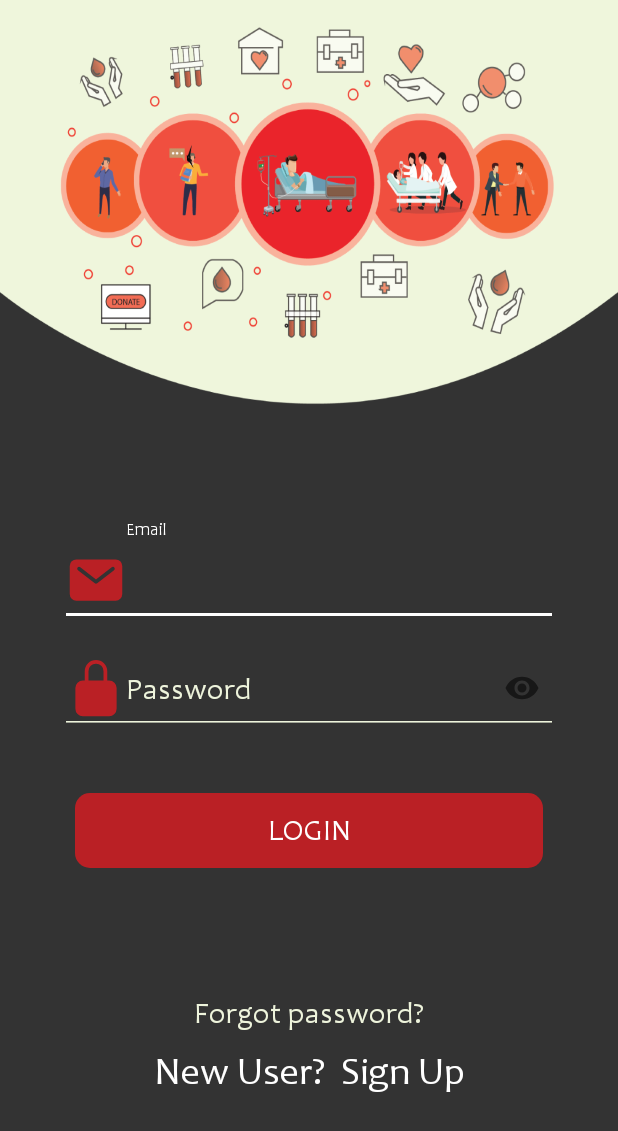
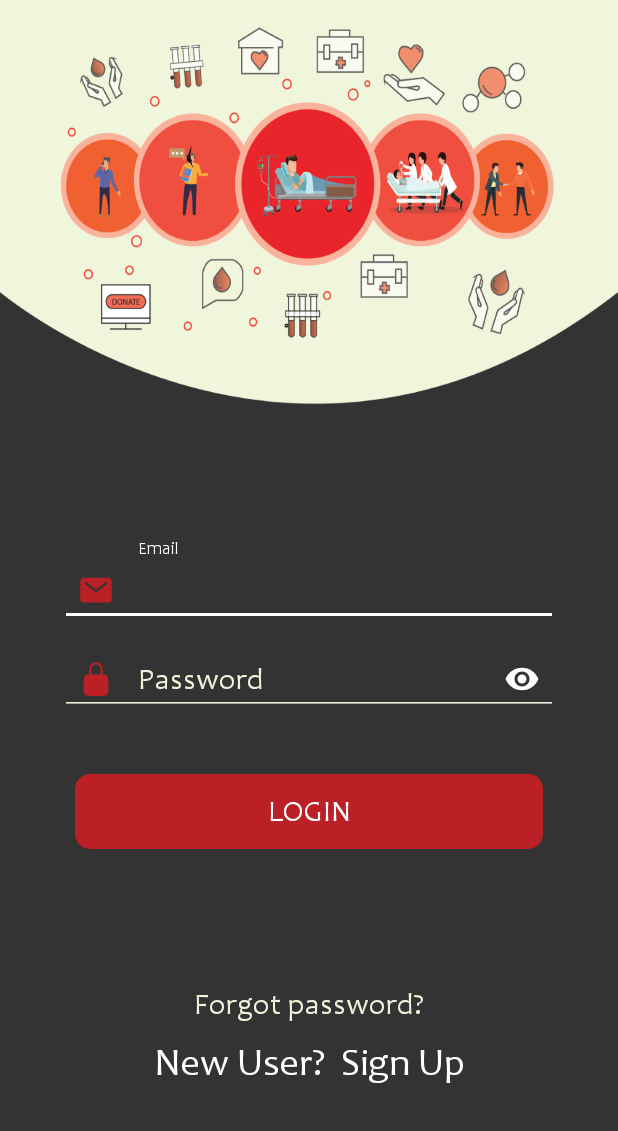
Before and after one commit to RzRiz/KinBloodDemo, an Android app: the screen it shows after launch (Login), on a phone screen of 412 x 824 dp. Shown: the top 1131 px of the screen. Run offline under Robolectric (Android 15) with nearby library versions, the phone set to English and light mode, and no system bars; our stand-ins replace Firebase (no records; nobody signed in at launch, a user with empty details on screens opened directly), Picasso; pictures from the network do not load.

Commit message:
4th commit

```diff
--- a/app/src/main/res/drawable/ic_mail.xml
+++ b/app/src/main/res/drawable/ic_mail.xml
@@ -1,7 +1,7 @@
 <vector
     xmlns:android="http://schemas.android.com/apk/res/android"
-    android:width="40dp"
-    android:height="40dp"
+    android:width="24dp"
+    android:height="24dp"
     android:viewportWidth="512"
     android:viewportHeight="512">
   <path
--- a/app/src/main/res/drawable/ic_password.xml
+++ b/app/src/main/res/drawable/ic_password.xml
@@ -1,6 +1,6 @@
 <vector xmlns:android="http://schemas.android.com/apk/res/android"
-    android:width="40dp"
-    android:height="40dp"
+    android:width="24dp"
+    android:height="24dp"
     android:viewportWidth="512"
     android:viewportHeight="512">
   <path
--- a/app/src/main/res/layout/activity_login.xml
+++ b/app/src/main/res/layout/activity_login.xml
@@ -26,6 +26,8 @@
             <com.google.android.material.textfield.TextInputLayout
                 android:layout_width="match_parent"
                 android:layout_height="wrap_content"
+                app:startIconDrawable="@drawable/ic_mail"
+                app:startIconTint="@color/colorPrimary"
                 android:layout_marginHorizontal="40dp"
                 android:theme="@style/TextInputLayoutAppearance">
 
@@ -34,7 +36,6 @@
                     android:layout_width="match_parent"
                     android:layout_height="wrap_content"
                     android:layout_gravity="center"
-                    android:drawableStart="@drawable/ic_mail"
                     android:hint="Email"
                     android:inputType="text"
                     android:textColor="@color/colorAshWhite"
@@ -46,6 +47,9 @@
                 android:layout_height="wrap_content"
                 app:errorEnabled="true"
                 app:passwordToggleEnabled="true"
+                app:startIconDrawable="@drawable/ic_password"
+                app:startIconTint="@color/colorPrimary"
+                app:passwordToggleTint="@color/colorWhite"
                 android:layout_marginHorizontal="40dp"
                 android:theme="@style/TextInputLayoutAppearance">
 
@@ -54,7 +58,6 @@
                     android:layout_width="match_parent"
                     android:layout_height="wrap_content"
                     android:layout_gravity="center"
-                    android:drawableStart="@drawable/ic_password"
                     android:hint="Password"
                     android:inputType="textPassword"
                     android:textSize="20sp" />
```
